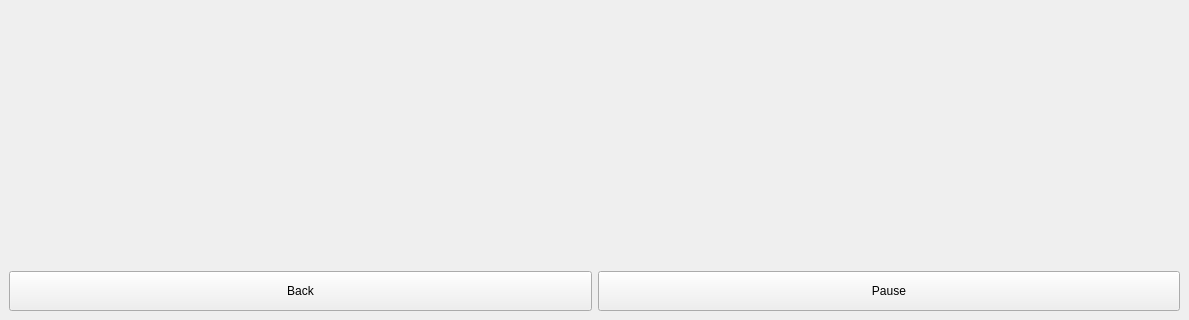
VitalyCone/Anthill, file assets/UI/game.ui: the form before one commit; both pictures show x 0 to 1189 and y 465 to 785 of the 1189 by 785 pixel window.
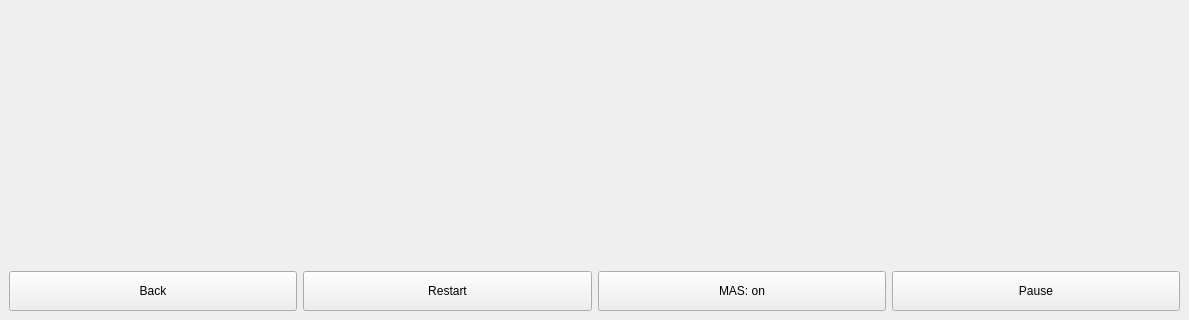
The form after the commit.

The edit to the form file:
```diff
--- a/assets/UI/game.ui
+++ b/assets/UI/game.ui
@@ -94,6 +94,140 @@
         </property>
        </widget>
       </item>
+      <item>
+       <widget class="QPushButton" name="restart_system">
+        <property name="minimumSize">
+         <size>
+          <width>0</width>
+          <height>40</height>
+         </size>
+        </property>
+        <property name="styleSheet">
+         <string notr="true">QPushButton {
+  align-items: center;
+  background-color: #c2fab1;
+  border: 2px solid #111;
+  border-radius: 8px;
+  box-sizing: border-box;
+  color: #111;
+  cursor: pointer;
+  display: flex;
+  font-family: Inter,sans-serif;
+  font-size: 16px;
+  justify-content: center;
+  padding: 0 25px;
+  position: relative;
+  text-align: center;
+  text-decoration: none;
+  user-select: none;
+  -webkit-user-select: none;
+  touch-action: manipulation;
+}
+
+QPushButton:after {
+  background-color: #111;
+  border-radius: 8px;
+  content: &quot;&quot;;
+  display: block;
+  left: 0;
+  position: absolute;
+  top: -2px;
+  transform: translate(8px, 8px);
+  transition: transform .2s ease-out;
+  z-index: -1;
+}
+
+QPushButton:hover:after {
+  transform: translate(0, 0);
+}
+
+QPushButton:focus {
+  background-color: #51b533;
+  outline: 0;
+}
+
+QPushButton:hover {
+  outline: 0;
+}
+
+@media (min-width: 768px) {
+  QPushButton {
+    padding: 0 40px;
+  }
+}</string>
+        </property>
+        <property name="text">
+         <string>Restart</string>
+        </property>
+       </widget>
+      </item>
+      <item>
+       <widget class="QPushButton" name="mas_on_of">
+        <property name="minimumSize">
+         <size>
+          <width>0</width>
+          <height>40</height>
+         </size>
+        </property>
+        <property name="styleSheet">
+         <string notr="true">QPushButton {
+  align-items: center;
+  background-color: #c2fab1;
+  border: 2px solid #111;
+  border-radius: 8px;
+  box-sizing: border-box;
+  color: #111;
+  cursor: pointer;
+  display: flex;
+  font-family: Inter,sans-serif;
+  font-size: 16px;
+  justify-content: center;
+  padding: 0 25px;
+  position: relative;
+  text-align: center;
+  text-decoration: none;
+  user-select: none;
+  -webkit-user-select: none;
+  touch-action: manipulation;
+}
+
+QPushButton: after {
+  background-color: #111;
+  border-radius: 8px;
+  content: &quot;&quot;;
+  display: block;
+  left: 0;
+  position: absolute;
+  top: -2px;
+  transform: translate(8px, 8px);
+  transition: transform .2s ease-out;
+  z-index: -1;
+}
+
+QPushButton:hover:after {
+  transform: translate(0, 0);
+}
+
+QPushButton:focus {
+  background-color: #51b533;
+  outline: 0;
+}
+
+QPushButton:hover {
+  outline: 0;
+}
+
+@media (min-width: 768px) {
+  QPushButton {
+    padding: 0 40px;
+  }
+}</string>
+        </property>
+        <property name="text">
+         <string>MAS: on</string>
+        </property>
+       </widget>
+      </item>
       <item>
        <widget class="QPushButton" name="pause_button">
         <property name="minimumSize">
```
Left out of the diff: 8 changed lines with no effect on the pictures.
